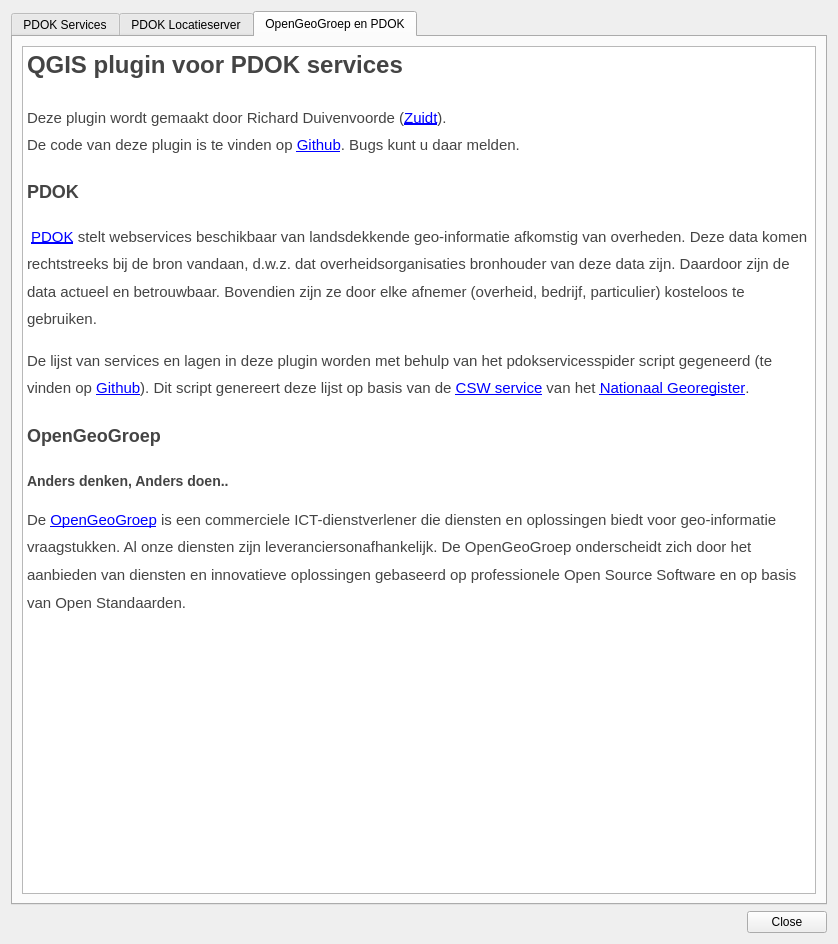
Old version of the form pdokservicesplugin/ui_pdokservicesplugindialog.ui in the repository rduivenvoorde/pdokservicesplugin.
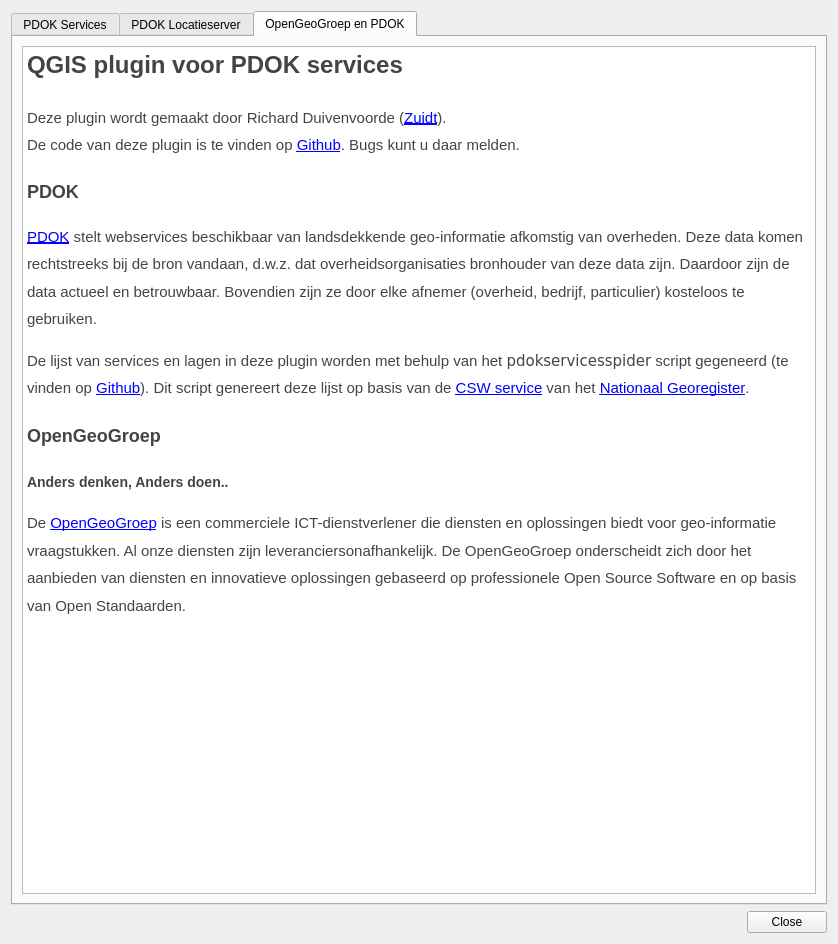
New version of the form. The open tabs and pages were chosen to show the change. Icons and pictures are not drawn.

The edit to the form file:
```diff
--- a/pdokservicesplugin/ui_pdokservicesplugindialog.ui
+++ b/pdokservicesplugin/ui_pdokservicesplugindialog.ui
@@ -326,18 +326,60 @@
                             <item row="0" column="0">
                                 <widget class="QTextBrowser" name="webView">
                                     <property name="html">
-                                        <string>&lt;!DOCTYPE HTML PUBLIC &quot;-//W3C//DTD HTML 4.0//EN&quot; &quot;http://www.w3.org/TR/REC-html40/strict.dtd&quot;&gt;
-&lt;html&gt;&lt;head&gt;&lt;meta name=&quot;qrichtext&quot; content=&quot;1&quot; /&gt;&lt;style type=&quot;text/css&quot;&gt;
-p, li { white-space: pre-wrap; }
-&lt;/style&gt;&lt;/head&gt;&lt;body style=&quot; font-family:'MS Shell Dlg 2'; font-size:8.25pt; font-weight:400; font-style:normal;&quot;&gt;
-&lt;h1 style=&quot; margin-top:18px; margin-bottom:12px; margin-left:0px; margin-right:0px; -qt-block-indent:0; text-indent:0px; line-height:162.5%;&quot;&gt;&lt;span style=&quot; font-family:'Helvetica Neue','Helvetica','Arial','sans-serif'; font-size:xx-large; font-weight:600; color:#444444;&quot;&gt;QGIS plugin voor PDOK services&lt;/span&gt;&lt;span style=&quot; font-family:'Helvetica Neue','Helvetica','Arial','sans-serif'; font-size:15px; font-weight:296; color:#444444;&quot;&gt; &lt;/span&gt;&lt;/h1&gt;
-&lt;p style=&quot; margin-top:12px; margin-bottom:12px; margin-left:0px; margin-right:0px; -qt-block-indent:0; text-indent:0px; line-height:162.5%;&quot;&gt;&lt;span style=&quot; font-family:'Helvetica Neue','Helvetica','Arial','sans-serif'; font-size:15px; font-weight:296; color:#444444;&quot;&gt;Deze plugin wordt gemaakt door Richard Duivenvoorde (&lt;/span&gt;&lt;a href=&quot;http://www.zuidt.nl&quot;&gt;&lt;span style=&quot; font-family:'Helvetica Neue','Helvetica','Arial','sans-serif'; font-size:15px; font-weight:296; text-decoration: underline; color:#0000ff;&quot;&gt;Zuidt&lt;/span&gt;&lt;/a&gt;&lt;span style=&quot; font-family:'Helvetica Neue','Helvetica','Arial','sans-serif'; font-size:15px; font-weight:296; color:#444444;&quot;&gt;). &lt;br /&gt;De code van deze plugin is te vinden op &lt;/span&gt;&lt;a href=&quot;https://github.com/rduivenvoorde/pdokservicesplugin&quot;&gt;&lt;span style=&quot; font-family:'Helvetica Neue','Helvetica','Arial','sans-serif'; font-size:15px; font-weight:296; text-decoration: underline; color:#0000ff;&quot;&gt;Github&lt;/span&gt;&lt;/a&gt;&lt;span style=&quot; font-family:'Helvetica Neue','Helvetica','Arial','sans-serif'; font-size:15px; font-weight:296; color:#444444;&quot;&gt;. Bugs kunt u daar melden. &lt;/span&gt;&lt;/p&gt;
-&lt;h2 style=&quot; margin-top:16px; margin-bottom:12px; margin-left:0px; margin-right:0px; -qt-block-indent:0; text-indent:0px; line-height:162.5%;&quot;&gt;&lt;span style=&quot; font-family:'Helvetica Neue','Helvetica','Arial','sans-serif'; font-size:x-large; font-weight:600; color:#444444;&quot;&gt;PDOK&lt;/span&gt;&lt;span style=&quot; font-family:'Helvetica Neue','Helvetica','Arial','sans-serif'; font-size:15px; font-weight:296; color:#444444;&quot;&gt; &lt;/span&gt;&lt;/h2&gt;
-&lt;p style=&quot; margin-top:12px; margin-bottom:12px; margin-left:0px; margin-right:0px; -qt-block-indent:0; text-indent:0px; line-height:162.5%;&quot;&gt;&lt;img src=&quot;:/plugins/pdokservicesplugin/resources/pdok.png&quot; style=&quot;float: left;&quot; /&gt;&lt;span style=&quot; font-family:'Helvetica Neue','Helvetica','Arial','sans-serif'; font-size:15px; font-weight:296; color:#444444;&quot;&gt; &lt;/span&gt;&lt;a href=&quot;http://www.pdok.nl&quot;&gt;&lt;span style=&quot; font-family:'Helvetica Neue','Helvetica','Arial','sans-serif'; font-size:15px; font-weight:296; text-decoration: underline; color:#0000ff;&quot;&gt;PDOK&lt;/span&gt;&lt;/a&gt;&lt;span style=&quot; font-family:'Helvetica Neue','Helvetica','Arial','sans-serif'; font-size:15px; font-weight:296; color:#444444;&quot;&gt; stelt webservices beschikbaar van landsdekkende geo-informatie afkomstig van overheden. Deze data komen rechtstreeks bij de bron vandaan, d.w.z. dat overheidsorganisaties bronhouder van deze data zijn. Daardoor zijn de data actueel en betrouwbaar. Bovendien zijn ze door elke afnemer (overheid, bedrijf, particulier) kosteloos te gebruiken. &lt;/span&gt;&lt;/p&gt;
-&lt;p style=&quot; margin-top:12px; margin-bottom:12px; margin-left:0px; margin-right:0px; -qt-block-indent:0; text-indent:0px; line-height:162.5%;&quot;&gt;&lt;span style=&quot; font-family:'Helvetica Neue','Helvetica','Arial','sans-serif'; font-size:15px; font-weight:296; color:#444444;&quot;&gt;De lijst van services en lagen in deze plugin worden met behulp van het &lt;/span&gt;&lt;span style=&quot; font-family:'Courier New'; font-size:15px; font-weight:296; color:#444444;&quot;&gt;pdokservicesspider&lt;/span&gt;&lt;span style=&quot; font-family:'Helvetica Neue','Helvetica','Arial','sans-serif'; font-size:15px; font-weight:296; color:#444444;&quot;&gt; script gegeneerd (te vinden op &lt;/span&gt;&lt;a href=&quot;https://github.com/rduivenvoorde/pdokservicesplugin&quot;&gt;&lt;span style=&quot; font-family:'Helvetica Neue','Helvetica','Arial','sans-serif'; font-size:15px; font-weight:296; text-decoration: underline; color:#0000ff;&quot;&gt;Github&lt;/span&gt;&lt;/a&gt;&lt;span style=&quot; font-family:'Helvetica Neue','Helvetica','Arial','sans-serif'; font-size:15px; font-weight:296; color:#444444;&quot;&gt;). Dit script genereert deze lijst op basis van de &lt;/span&gt;&lt;a href=&quot;https://www.nationaalgeoregister.nl/geonetwork/srv/dut/csw?service=CSW&amp;amp;request=GetCapabilities&amp;amp;version=2.0.2&quot;&gt;&lt;span style=&quot; font-family:'Helvetica Neue','Helvetica','Arial','sans-serif'; font-size:15px; font-weight:296; text-decoration: underline; color:#0000ff;&quot;&gt;CSW service&lt;/span&gt;&lt;/a&gt;&lt;span style=&quot; font-family:'Helvetica Neue','Helvetica','Arial','sans-serif'; font-size:15px; font-weight:296; color:#444444;&quot;&gt; van het &lt;/span&gt;&lt;a href=&quot;https://www.nationaalgeoregister.nl/&quot;&gt;&lt;span style=&quot; font-family:'Helvetica Neue','Helvetica','Arial','sans-serif'; font-size:15px; font-weight:296; text-decoration: underline; color:#0000ff;&quot;&gt;Nationaal Georegister&lt;/span&gt;&lt;/a&gt;&lt;span style=&quot; font-family:'Helvetica Neue','Helvetica','Arial','sans-serif'; font-size:15px; font-weight:296; color:#444444;&quot;&gt;. &lt;/span&gt;&lt;/p&gt;
-&lt;h2 style=&quot; margin-top:16px; margin-bottom:12px; margin-left:0px; margin-right:0px; -qt-block-indent:0; text-indent:0px; line-height:162.5%;&quot;&gt;&lt;span style=&quot; font-family:'Helvetica Neue','Helvetica','Arial','sans-serif'; font-size:x-large; font-weight:600; color:#444444;&quot;&gt;OpenGeoGroep&lt;/span&gt;&lt;span style=&quot; font-family:'Helvetica Neue','Helvetica','Arial','sans-serif'; font-size:15px; font-weight:296; color:#444444;&quot;&gt; &lt;/span&gt;&lt;/h2&gt;
-&lt;h3 style=&quot; margin-top:14px; margin-bottom:12px; margin-left:0px; margin-right:0px; -qt-block-indent:0; text-indent:0px; line-height:162.5%;&quot;&gt;&lt;span style=&quot; font-family:'Helvetica Neue','Helvetica','Arial','sans-serif'; font-size:large; font-weight:600; color:#444444;&quot;&gt;Anders denken, Anders doen..&lt;/span&gt;&lt;span style=&quot; font-family:'Helvetica Neue','Helvetica','Arial','sans-serif'; font-size:15px; font-weight:296; color:#444444;&quot;&gt; &lt;/span&gt;&lt;/h3&gt;
-&lt;p style=&quot; margin-top:12px; margin-bottom:12px; margin-left:0px; margin-right:0px; -qt-block-indent:0; text-indent:0px; line-height:162.5%;&quot;&gt;&lt;img src=&quot;:/plugins/pdokservicesplugin/resources/ogg.gif&quot; style=&quot;float: left;&quot; /&gt;&lt;span style=&quot; font-family:'Helvetica Neue','Helvetica','Arial','sans-serif'; font-size:15px; font-weight:296; color:#444444;&quot;&gt;De &lt;/span&gt;&lt;a href=&quot;http://www.opengeogroep.nl&quot;&gt;&lt;span style=&quot; font-family:'Helvetica Neue','Helvetica','Arial','sans-serif'; font-size:15px; font-weight:296; text-decoration: underline; color:#0000ff;&quot;&gt;OpenGeoGroep&lt;/span&gt;&lt;/a&gt;&lt;span style=&quot; font-family:'Helvetica Neue','Helvetica','Arial','sans-serif'; font-size:15px; font-weight:296; color:#444444;&quot;&gt; is een commerciele ICT-dienstverlener die diensten en oplossingen biedt voor geo-informatie vraagstukken. Al onze diensten zijn leveranciersonafhankelijk. De OpenGeoGroep onderscheidt zich door het aanbieden van diensten en innovatieve oplossingen gebaseerd op professionele Open Source Software en op basis van Open Standaarden.&lt;/span&gt; &lt;/p&gt;&lt;/body&gt;&lt;/html&gt;</string>
+                    <string>&lt;html&gt;
+
+&lt;head&gt;
+  &lt;style&gt;
+    body {
+      color: #444444;
+      font-family: &quot;Helvetica Neue&quot;, Helvetica, Arial, sans-serif;
+      font-size: 15px;
+      font-size-adjust: none;
+      font-stretch: normal;
+      font-style: normal;
+      font-variant: normal;
+      font-weight: 300;
+      line-height: 1.625;
+    }
+  &lt;/style&gt;
+
+&lt;/head&gt;
+
+&lt;body&gt;
+  &lt;h1&gt;QGIS plugin voor PDOK services&lt;/h1&gt;
+  &lt;p&gt;
+    Deze plugin wordt gemaakt door Richard Duivenvoorde (&lt;a href=&quot;http://www.zuidt.nl&quot;&gt;Zuidt&lt;/a&gt;).
+    &lt;br&gt;
+    De code van deze plugin is te vinden op &lt;a href=&quot;https://github.com/rduivenvoorde/pdokservicesplugin&quot;&gt;Github&lt;/a&gt;.
+    Bugs kunt u daar melden.
+  &lt;/p&gt;
+
+  &lt;h2&gt;PDOK&lt;/h2&gt;
+  &lt;p&gt;
+    &lt;img style=&quot;margin-right:10px;&quot; src=&quot;:/plugins/pdokservicesplugin/resources/pdok.png&quot; align=&quot;left&quot; /&gt;
+    &lt;a href=&quot;http://www.pdok.nl&quot;&gt;PDOK&lt;/a&gt; stelt webservices beschikbaar van landsdekkende geo-informatie afkomstig van
+    overheden. Deze data komen rechtstreeks bij de bron vandaan, d.w.z. dat overheidsorganisaties bronhouder van deze
+    data zijn. Daardoor zijn de data actueel en betrouwbaar. Bovendien zijn ze door elke afnemer (overheid, bedrijf,
+    particulier) kosteloos te gebruiken.
+  &lt;/p&gt;
+  &lt;p&gt;
+    De lijst van services en lagen in deze plugin worden met behulp van het &lt;tt&gt;pdokservicesspider&lt;/tt&gt; script
+    gegeneerd (te vinden op &lt;a href=&quot;https://github.com/rduivenvoorde/pdokservicesplugin&quot;&gt;Github&lt;/a&gt;). Dit script
+    genereert deze lijst op basis van de &lt;a
+      href=&quot;https://www.nationaalgeoregister.nl/geonetwork/srv/dut/csw?service=CSW&amp;request=GetCapabilities&amp;version=2.0.2&quot;&gt;CSW
+      service&lt;/a&gt; van het &lt;a href=&quot;https://www.nationaalgeoregister.nl/&quot;&gt;Nationaal Georegister&lt;/a&gt;.
+  &lt;/p&gt;
+
+  &lt;h2&gt;OpenGeoGroep&lt;/h2&gt;
+  &lt;h3&gt;Anders denken, Anders doen..&lt;/h3&gt;
+  &lt;p&gt;&lt;img src=&quot;:/plugins/pdokservicesplugin/ogg.gif&quot; align=&quot;left&quot; /&gt;De &lt;a
+      href=&quot;http://www.opengeogroep.nl&quot;&gt;OpenGeoGroep&lt;/a&gt; is een
+    commerciele ICT-dienstverlener die diensten en oplossingen biedt voor geo-informatie vraagstukken. Al onze diensten
+    zijn leveranciersonafhankelijk. De OpenGeoGroep onderscheidt zich door het aanbieden van diensten en innovatieve
+    oplossingen gebaseerd op professionele Open Source Software en op basis van Open Standaarden.&lt;/p&gt;
+&lt;/body&gt;
+
+&lt;/html&gt;</string>
                                     </property>
                                     <property name="openExternalLinks">
                                         <bool>true</bool>
```
Left out of the diff: 2 changed lines with no effect on the pictures. Lines whose indentation alone changed are shown as unchanged.
